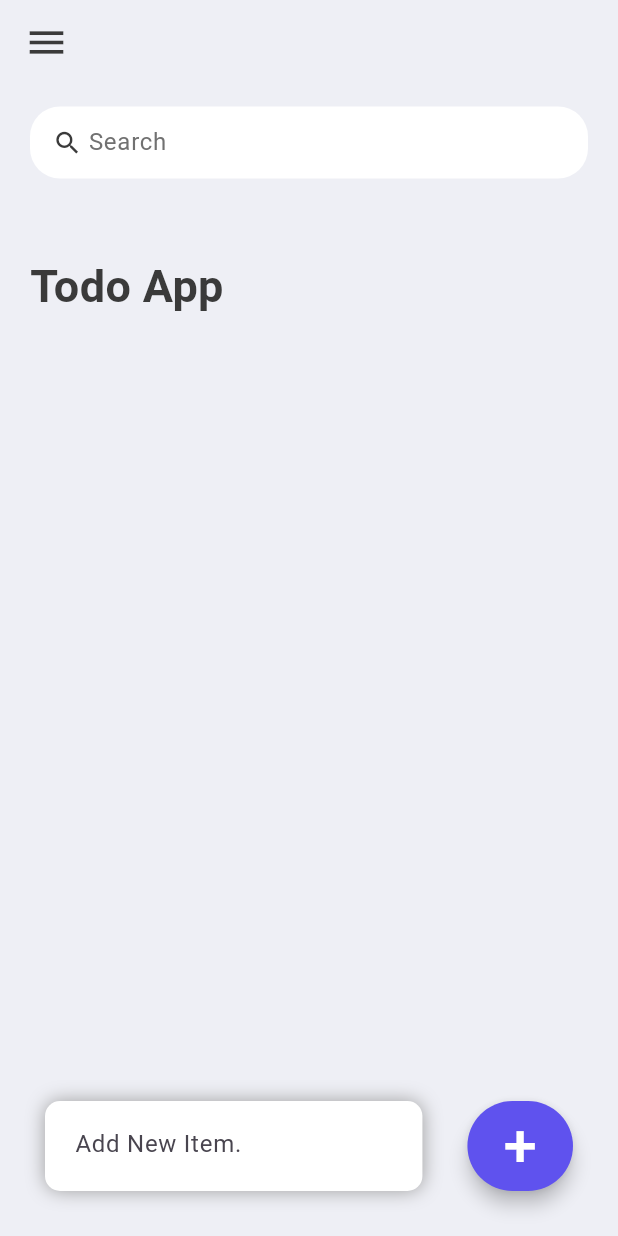
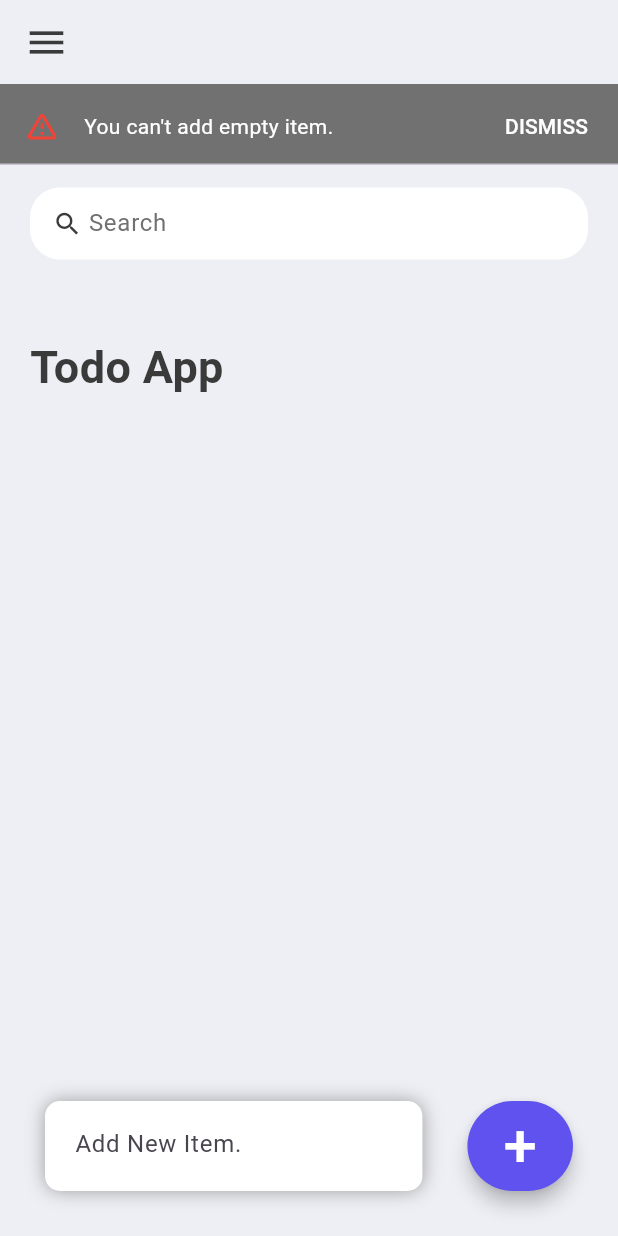
Before and after one commit to parsard/todo_app_flutter, a Flutter app: the screen it shows after launch, after a tap on an icon or button, on a phone screen of 412 x 824 dp. Run offline on Flutter 3.47's test engine with Material 3 defaults, Android fonts, the phone set to English and light mode, and no system bars; our stand-ins replace hexcolor.

Commit message:
popup for empty item added

```diff
--- a/lib/screens/home.dart
+++ b/lib/screens/home.dart
@@ -83,10 +83,44 @@ class _HomeState extends State<Home> {
   }
 
   void _addToDoItem(String toDo) {
-    if (toDo
-        .trim()
+    final trimmedTodo = toDo.trim();
+    if (trimmedTodo
         .isEmpty) {
-      print('can not add empty item');
+      if(!mounted) return;
+      _todoController.clear();
+      ScaffoldMessenger.of(context).showMaterialBanner(
+       MaterialBanner(content:
+           const Text("You can't add empty item.",
+            style: TextStyle(
+             color: Colors.white,
+            ),
+           ),
+           backgroundColor: tdGray,
+           leading: Icon(Icons.warning_amber_rounded,
+           color: Colors.red),
+
+            actions:<Widget>[
+              TextButton(onPressed:(){
+                ScaffoldMessenger.of(context).hideCurrentMaterialBanner();
+              },
+                  child: const Text('DISMISS',
+                  style: TextStyle(
+                    color: Colors.white
+                  ),
+                  ),
+              ),
+            ],
+       )
+      );
+          Future.delayed
+            (const Duration(seconds: 3),
+              () {
+            if(mounted)
+            {
+              ScaffoldMessenger.of(context).hideCurrentMaterialBanner();
+            }
+          }
+      );
       return;
     }
 
```
